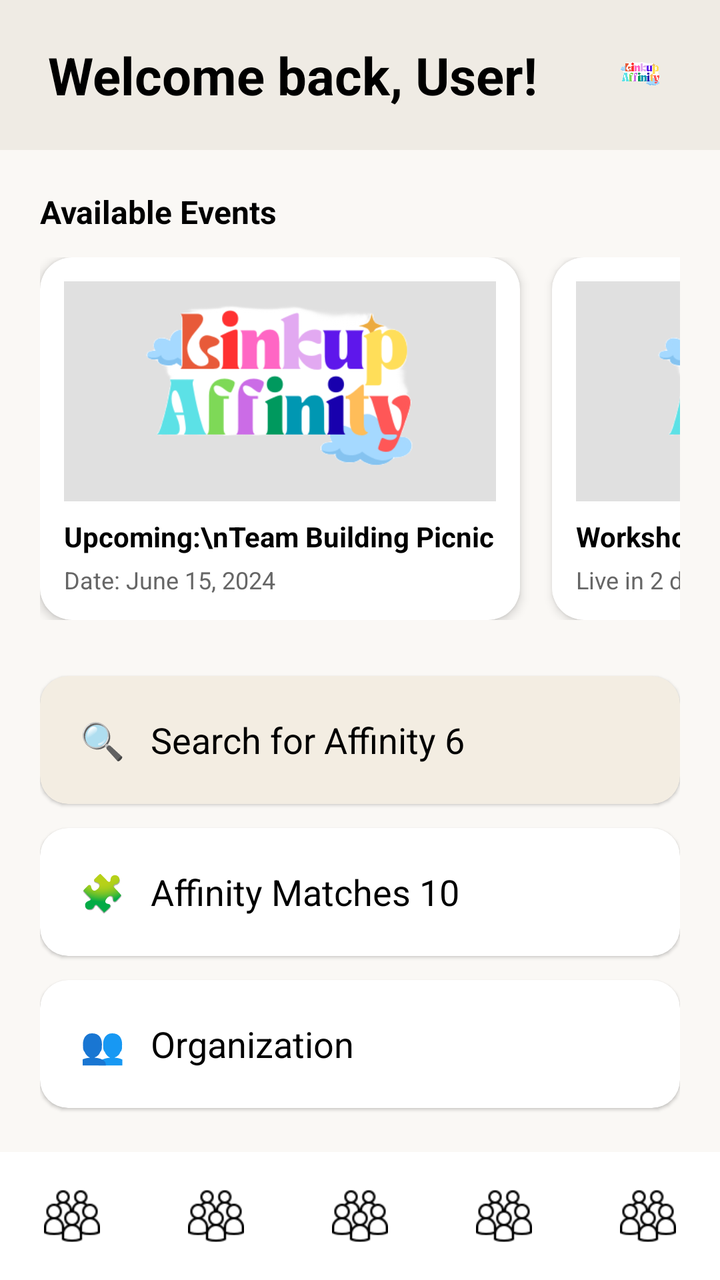
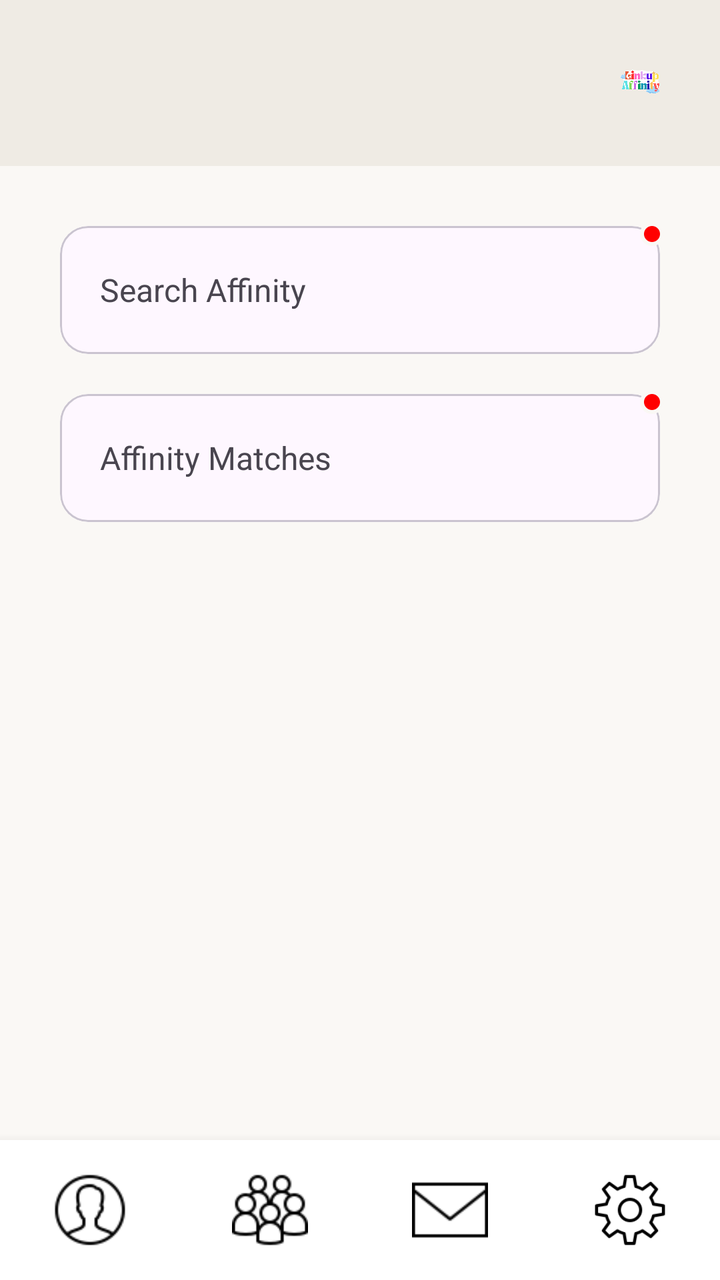

The first picture is an Android layout as it rendered before a commit; the second is the same layout after the commit. The layout source and the unified diff follow.
<!-- AndroidManifest.xml: application theme Theme.LinkUpAffinity -->
<!-- res/layout/activity_dashboard.xml -->
<?xml version="1.0" encoding="utf-8"?>
<androidx.constraintlayout.widget.ConstraintLayout
    xmlns:android="http://schemas.android.com/apk/res/android"
    xmlns:app="http://schemas.android.com/apk/res-auto"
    android:layout_width="match_parent"
    android:layout_height="match_parent"
    android:background="#FAF8F5">

    <LinearLayout
        android:id="@+id/headerContainer"
        android:layout_width="match_parent"
        android:layout_height="wrap_content"
        android:orientation="horizontal"
        android:paddingHorizontal="24dp"
        android:paddingVertical="20dp"
        android:background="#EFEBE4"
        android:gravity="center_vertical"
        app:layout_constraintTop_toTopOf="parent">

        <TextView
            android:id="@+id/tvWelcomeUser"
            android:layout_width="0dp"
            android:layout_height="wrap_content"
            android:layout_weight="1"
            android:text="Welcome back, User!"
            android:textSize="26sp"
            android:textStyle="bold"
            android:textColor="#000000" />

        <ImageView
            android:id="@+id/btnLogout"
            android:layout_width="32dp"
            android:layout_height="32dp"
            android:src="@drawable/logo"
            android:contentDescription="Logout Action Button"
            android:clickable="true"
            android:focusable="true"
            android:background="?android:attr/selectableItemBackgroundBorderless" />
    </LinearLayout>

    <LinearLayout
        android:id="@+id/bottomNavigationContainer"
        android:layout_width="match_parent"
        android:layout_height="64dp"
        android:orientation="horizontal"
        android:background="#FFFFFF"
        android:weightSum="5"
        android:gravity="center_vertical"
        app:layout_constraintBottom_toBottomOf="parent">

        <ImageView
            android:layout_width="0dp"
            android:layout_height="28dp"
            android:layout_weight="1"
            android:src="@drawable/group"
            android:contentDescription="Home Grid Tab" />

        <ImageView
            android:layout_width="0dp"
            android:layout_height="28dp"
            android:layout_weight="1"
            android:src="@drawable/group"
            android:contentDescription="Messages Chat Tab" />

        <ImageView
            android:layout_width="0dp"
            android:layout_height="28dp"
            android:layout_weight="1"
            android:src="@drawable/group"
            android:contentDescription="Calendar Events Tab" />

        <ImageView
            android:layout_width="0dp"
            android:layout_height="28dp"
            android:layout_weight="1"
            android:src="@drawable/group"
            android:contentDescription="Profile Tab" />

        <ImageView
            android:layout_width="0dp"
            android:layout_height="28dp"
            android:layout_weight="1"
            android:src="@drawable/group"
            android:contentDescription="Settings Tab" />
    </LinearLayout>

    <ScrollView
        android:layout_width="match_parent"
        android:layout_height="0dp"
        android:fillViewport="true"
        android:scrollbars="none"
        app:layout_constraintTop_toBottomOf="@id/headerContainer"
        app:layout_constraintBottom_toTopOf="@id/bottomNavigationContainer">

        <LinearLayout
            android:layout_width="match_parent"
            android:layout_height="wrap_content"
            android:orientation="vertical"
            android:padding="20dp">

            <TextView
                android:layout_width="match_parent"
                android:layout_height="wrap_content"
                android:text="Available Events"
                android:textColor="#000000"
                android:textSize="16sp"
                android:textStyle="bold"
                android:layout_marginBottom="12dp" />

            <HorizontalScrollView
                android:layout_width="match_parent"
                android:layout_height="wrap_content"
                android:scrollbars="none"
                android:layout_marginBottom="24dp">

                <LinearLayout
                    android:layout_width="wrap_content"
                    android:layout_height="wrap_content"
                    android:orientation="horizontal"
                    android:paddingBottom="4dp">

                    <androidx.cardview.widget.CardView
                        android:layout_width="240dp"
                        android:layout_height="wrap_content"
                        android:layout_marginEnd="16dp"
                        app:cardCornerRadius="16dp"
                        app:cardElevation="3dp"
                        app:cardBackgroundColor="#FFFFFF">
                        <LinearLayout
                            android:layout_width="match_parent"
                            android:layout_height="wrap_content"
                            android:orientation="vertical"
                            android:padding="12dp">
                            <ImageView
                                android:layout_width="match_parent"
                                android:layout_height="110dp"
                                android:scaleType="centerCrop"
                                android:src="@drawable/logo"
                                android:background="#E0E0E0"
                                android:contentDescription="Picnic Banner Image"/>
                            <TextView
                                android:layout_width="match_parent"
                                android:layout_height="wrap_content"
                                android:text="Upcoming:\nTeam Building Picnic"
                                android:textColor="#000000"
                                android:textStyle="bold"
                                android:textSize="14sp"
                                android:layout_marginTop="8dp"/>
                            <TextView
                                android:layout_width="match_parent"
                                android:layout_height="wrap_content"
                                android:text="Date: June 15, 2024"
                                android:textColor="#666666"
                                android:textSize="12sp"
                                android:layout_marginTop="4dp"/>
                        </LinearLayout>
                    </androidx.cardview.widget.CardView>

                    <androidx.cardview.widget.CardView
                        android:layout_width="240dp"
                        android:layout_height="wrap_content"
                        android:layout_marginEnd="4dp"
                        app:cardCornerRadius="16dp"
                        app:cardElevation="3dp"
                        app:cardBackgroundColor="#FFFFFF">
                        <LinearLayout
                            android:layout_width="match_parent"
                            android:layout_height="wrap_content"
                            android:orientation="vertical"
                            android:padding="12dp">
                            <ImageView
                                android:layout_width="match_parent"
                                android:layout_height="110dp"
                                android:scaleType="centerCrop"
                                android:src="@drawable/logo"
                                android:background="#E0E0E0"
                                android:contentDescription="Workshop Banner Image"/>
                            <TextView
                                android:layout_width="match_parent"
                                android:layout_height="wrap_content"
                                android:text="Workshop:\nCareer Paths"
                                android:textColor="#000000"
                                android:textStyle="bold"
                                android:textSize="14sp"
                                android:layout_marginTop="8dp"/>
                            <TextView
                                android:layout_width="match_parent"
                                android:layout_height="wrap_content"
                                android:text="Live in 2 days"
                                android:textColor="#666666"
                                android:textSize="12sp"
                                android:layout_marginTop="4dp"/>
                        </LinearLayout>
                    </androidx.cardview.widget.CardView>
                </LinearLayout>
            </HorizontalScrollView>

            <androidx.cardview.widget.CardView
                android:id="@+id/cardSearch"
                android:layout_width="match_parent"
                android:layout_height="64dp"
                android:layout_marginBottom="12dp"
                app:cardCornerRadius="14dp"
                app:cardElevation="1dp"
                app:cardBackgroundColor="#F3EDE2">
                <RelativeLayout
                    android:layout_width="match_parent"
                    android:layout_height="match_parent"
                    android:paddingHorizontal="20dp">
                    <TextView
                        android:layout_width="wrap_content"
                        android:layout_height="wrap_content"
                        android:layout_alignParentStart="true"
                        android:layout_centerVertical="true"
                        android:text="🔍   Search for Affinity 6"
                        android:textColor="#000000"
                        android:textSize="18sp" />
                </RelativeLayout>
            </androidx.cardview.widget.CardView>

            <androidx.cardview.widget.CardView
                android:id="@+id/cardMatches"
                android:layout_width="match_parent"
                android:layout_height="64dp"
                android:layout_marginBottom="12dp"
                app:cardCornerRadius="14dp"
                app:cardElevation="1dp"
                app:cardBackgroundColor="#FFFFFF">
                <RelativeLayout
                    android:layout_width="match_parent"
                    android:layout_height="match_parent"
                    android:paddingHorizontal="20dp">
                    <TextView
                        android:layout_width="wrap_content"
                        android:layout_height="wrap_content"
                        android:layout_centerVertical="true"
                        android:text="🧩   Affinity Matches 10"
                        android:textColor="#000000"
                        android:textSize="18sp" />
                </RelativeLayout>
            </androidx.cardview.widget.CardView>

            <androidx.cardview.widget.CardView
                android:id="@+id/cardOrganization"
                android:layout_width="match_parent"
                android:layout_height="64dp"
                android:layout_marginBottom="24dp"
                app:cardCornerRadius="14dp"
                app:cardElevation="1dp"
                app:cardBackgroundColor="#FFFFFF">
                <RelativeLayout
                    android:layout_width="match_parent"
                    android:layout_height="match_parent"
                    android:paddingHorizontal="20dp">
                    <TextView
                        android:layout_width="wrap_content"
                        android:layout_height="wrap_content"
                        android:layout_centerVertical="true"
                        android:text="👥   Organization"
                        android:textColor="#000000"
                        android:textSize="18sp" />
                </RelativeLayout>
            </androidx.cardview.widget.CardView>

            <TextView
                android:layout_width="match_parent"
                android:layout_height="wrap_content"
                android:text="Key Metrics"
                android:textColor="#000000"
                android:textSize="14sp"
                android:textStyle="bold"
                android:layout_marginBottom="12dp" />

            <LinearLayout
                android:layout_width="match_parent"
                android:layout_height="wrap_content"
                android:orientation="horizontal"
                android:weightSum="3"
                android:layout_marginBottom="20dp">

                <androidx.cardview.widget.CardView
                    android:layout_width="0dp"
                    android:layout_height="110dp"
                    android:layout_weight="1"
                    android:layout_marginEnd="8dp"
                    app:cardCornerRadius="12dp"
                    app:cardElevation="0dp"
                    app:cardBackgroundColor="#EFEBE4">
                    <LinearLayout
                        android:layout_width="match_parent"
                        android:layout_height="match_parent"
                        android:orientation="vertical"
                        android:padding="10dp">
                        <TextView
                            android:layout_width="match_parent"
                            android:layout_height="wrap_content"
                            android:text="Recent\nActivity"
                            android:textColor="#000000"
                            android:textStyle="bold"
                            android:textSize="13sp" />
                        <TextView
                            android:layout_width="match_parent"
                            android:layout_height="match_parent"
                            android:gravity="bottom"
                            android:text="Logged-in:\n5 days"
                            android:textColor="#333333"
                            android:textSize="11sp" />
                    </LinearLayout>
                </androidx.cardview.widget.CardView>

                <androidx.cardview.widget.CardView
                    android:layout_width="0dp"
                    android:layout_height="110dp"
                    android:layout_weight="1"
                    android:layout_marginEnd="8dp"
                    app:cardCornerRadius="12dp"
                    app:cardElevation="0dp"
                    app:cardBackgroundColor="#EFEBE4">
                    <LinearLayout
                        android:layout_width="match_parent"
                        android:layout_height="match_parent"
                        android:orientation="vertical"
                        android:padding="10dp">
                        <TextView
                            android:layout_width="match_parent"
                            android:layout_height="wrap_content"
                            android:text="Daily Goal\nProgress"
                            android:textColor="#000000"
                            android:textStyle="bold"
                            android:textSize="13sp" />
                        <TextView
                            android:layout_width="match_parent"
                            android:layout_height="match_parent"
                            android:gravity="bottom"
                            android:text="Tasks done:\n8/10"
                            android:textColor="#333333"
                            android:textSize="11sp" />
                    </LinearLayout>
                </androidx.cardview.widget.CardView>

                <androidx.cardview.widget.CardView
                    android:layout_width="0dp"
                    android:layout_height="110dp"
                    android:layout_weight="1"
                    app:cardCornerRadius="12dp"
                    app:cardElevation="0dp"
                    app:cardBackgroundColor="#EFEBE4">
                    <LinearLayout
                        android:layout_width="match_parent"
                        android:layout_height="match_parent"
                        android:orientation="vertical"
                        android:padding="10dp">
                        <TextView
                            android:layout_width="match_parent"
                            android:layout_height="wrap_content"
                            android:text="New\nMessages"
                            android:textColor="#000000"
                            android:textStyle="bold"
                            android:textSize="13sp" />
                        <TextView
                            android:layout_width="match_parent"
                            android:layout_height="match_parent"
                            android:gravity="bottom"
                            android:text="3 new, 1\nfrom Org"
                            android:textColor="#333333"
                            android:textSize="11sp" />
                    </LinearLayout>
                </androidx.cardview.widget.CardView>
            </LinearLayout>
        </LinearLayout>
    </ScrollView>

</androidx.constraintlayout.widget.ConstraintLayout>
<!-- resources referenced by this layout -->
<resources>
  <!-- drawable group: png bitmap (drawable, 1213 bytes) -->
  <!-- drawable logo: png bitmap (drawable, 37840 bytes) -->
  <style name="Theme.LinkUpAffinity" parent="Base.Theme.LinkUpAffinity" />
  <style name="Base.Theme.LinkUpAffinity" parent="Theme.Material3.DayNight.NoActionBar">
          
          
      </style>
</resources>

<!-- the commit's change to res/layout/activity_dashboard.xml (unified diff, before → after) -->
@@ -11,8 +11,7 @@
         android:layout_width="match_parent"
         android:layout_height="wrap_content"
         android:orientation="horizontal"
-        android:paddingHorizontal="24dp"
-        android:paddingVertical="20dp"
+        android:padding="24dp"
         android:background="#EFEBE4"
         android:gravity="center_vertical"
         app:layout_constraintTop_toTopOf="parent">
@@ -20,9 +19,8 @@
         <TextView
             android:id="@+id/tvWelcomeUser"
             android:layout_width="0dp"
+            android:layout_weight="1"
             android:layout_height="wrap_content"
-            android:layout_weight="1"
-            android:text="Welcome back, User!"
             android:textSize="26sp"
             android:textStyle="bold"
             android:textColor="#000000" />
@@ -32,63 +30,15 @@
             android:layout_width="32dp"
             android:layout_height="32dp"
             android:src="@drawable/logo"
-            android:contentDescription="Logout Action Button"
             android:clickable="true"
             android:focusable="true"
             android:background="?android:attr/selectableItemBackgroundBorderless" />
-    </LinearLayout>
-
-    <LinearLayout
-        android:id="@+id/bottomNavigationContainer"
-        android:layout_width="match_parent"
-        android:layout_height="64dp"
-        android:orientation="horizontal"
-        android:background="#FFFFFF"
-        android:weightSum="5"
-        android:gravity="center_vertical"
-        app:layout_constraintBottom_toBottomOf="parent">
-
-        <ImageView
-            android:layout_width="0dp"
-            android:layout_height="28dp"
-            android:layout_weight="1"
-            android:src="@drawable/group"
-            android:contentDescription="Home Grid Tab" />
-
-        <ImageView
-            android:layout_width="0dp"
-            android:layout_height="28dp"
-            android:layout_weight="1"
-            android:src="@drawable/group"
-            android:contentDescription="Messages Chat Tab" />
-
-        <ImageView
-            android:layout_width="0dp"
-            android:layout_height="28dp"
-            android:layout_weight="1"
-            android:src="@drawable/group"
-            android:contentDescription="Calendar Events Tab" />
-
-        <ImageView
-            android:layout_width="0dp"
-            android:layout_height="28dp"
-            android:layout_weight="1"
-            android:src="@drawable/group"
-            android:contentDescription="Profile Tab" />
-
-        <ImageView
-            android:layout_width="0dp"
-            android:layout_height="28dp"
-            android:layout_weight="1"
-            android:src="@drawable/group"
-            android:contentDescription="Settings Tab" />
     </LinearLayout>
 
     <ScrollView
         android:layout_width="match_parent"
         android:layout_height="0dp"
         android:fillViewport="true"
-        android:scrollbars="none"
         app:layout_constraintTop_toBottomOf="@id/headerContainer"
         app:layout_constraintBottom_toTopOf="@id/bottomNavigationContainer">
 
@@ -98,276 +48,128 @@
             android:orientation="vertical"
             android:padding="20dp">
 
-            <TextView
+            <FrameLayout
                 android:layout_width="match_parent"
-                android:layout_height="wrap_content"
-                android:text="Available Events"
-                android:textColor="#000000"
-                android:textSize="16sp"
-                android:textStyle="bold"
-                android:layout_marginBottom="12dp" />
+                android:layout_height="wrap_content">
+                <com.google.android.material.card.MaterialCardView
+                    android:id="@+id/cardSearchAffinity"
+                    android:layout_width="match_parent"
+                    android:layout_height="64dp"
+                    android:layout_margin="10dp"
+                    android:clickable="true"
+                    android:focusable="true"
+                    android:foreground="?attr/selectableItemBackground"
+                    app:cardCornerRadius="14dp">
 
-            <HorizontalScrollView
-                android:layout_width="match_parent"
-                android:layout_height="wrap_content"
-                android:scrollbars="none"
-                android:layout_marginBottom="24dp">
-
-                <LinearLayout
-                    android:layout_width="wrap_content"
-                    android:layout_height="wrap_content"
-                    android:orientation="horizontal"
-                    android:paddingBottom="4dp">
-
-                    <androidx.cardview.widget.CardView
-                        android:layout_width="240dp"
-                        android:layout_height="wrap_content"
-                        android:layout_marginEnd="16dp"
-                        app:cardCornerRadius="16dp"
-                        app:cardElevation="3dp"
-                        app:cardBackgroundColor="#FFFFFF">
-                        <LinearLayout
-                            android:layout_width="match_parent"
-                            android:layout_height="wrap_content"
-                            android:orientation="vertical"
-                            android:padding="12dp">
-                            <ImageView
-                                android:layout_width="match_parent"
-                                android:layout_height="110dp"
-                                android:scaleType="centerCrop"
-                                android:src="@drawable/logo"
-                                android:background="#E0E0E0"
-                                android:contentDescription="Picnic Banner Image"/>
-                            <TextView
-                                android:layout_width="match_parent"
-                                android:layout_height="wrap_content"
-                                android:text="Upcoming:\nTeam Building Picnic"
-                                android:textColor="#000000"
-                                android:textStyle="bold"
-                                android:textSize="14sp"
-                                android:layout_marginTop="8dp"/>
-                            <TextView
-                                android:layout_width="match_parent"
-                                android:layout_height="wrap_content"
-                                android:text="Date: June 15, 2024"
-                                android:textColor="#666666"
-                                android:textSize="12sp"
-                                android:layout_marginTop="4dp"/>
-                        </LinearLayout>
-                    </androidx.cardview.widget.CardView>
-
-                    <androidx.cardview.widget.CardView
-                        android:layout_width="240dp"
-                        android:layout_height="wrap_content"
-                        android:layout_marginEnd="4dp"
-                        app:cardCornerRadius="16dp"
-                        app:cardElevation="3dp"
-                        app:cardBackgroundColor="#FFFFFF">
-                        <LinearLayout
-                            android:layout_width="match_parent"
-                            android:layout_height="wrap_content"
-                            android:orientation="vertical"
-                            android:padding="12dp">
-                            <ImageView
-                                android:layout_width="match_parent"
-                                android:layout_height="110dp"
-                                android:scaleType="centerCrop"
-                                android:src="@drawable/logo"
-                                android:background="#E0E0E0"
-                                android:contentDescription="Workshop Banner Image"/>
-                            <TextView
-                                android:layout_width="match_parent"
-                                android:layout_height="wrap_content"
-                                android:text="Workshop:\nCareer Paths"
-                                android:textColor="#000000"
-                                android:textStyle="bold"
-                                android:textSize="14sp"
-                                android:layout_marginTop="8dp"/>
-                            <TextView
-                                android:layout_width="match_parent"
-                                android:layout_height="wrap_content"
-                                android:text="Live in 2 days"
-                                android:textColor="#666666"
-                                android:textSize="12sp"
-                                android:layout_marginTop="4dp"/>
-                        </LinearLayout>
-                    </androidx.cardview.widget.CardView>
-                </LinearLayout>
-            </HorizontalScrollView>
-
-            <androidx.cardview.widget.CardView
-                android:id="@+id/cardSearch"
-                android:layout_width="match_parent"
-                android:layout_height="64dp"
-                android:layout_marginBottom="12dp"
-                app:cardCornerRadius="14dp"
-                app:cardElevation="1dp"
-                app:cardBackgroundColor="#F3EDE2">
-                <RelativeLayout
-                    android:layout_width="match_parent"
-                    android:layout_height="match_parent"
-                    android:paddingHorizontal="20dp">
                     <TextView
                         android:layout_width="wrap_content"
                         android:layout_height="wrap_content"
-                        android:layout_alignParentStart="true"
-                        android:layout_centerVertical="true"
-                        android:text="🔍   Search for Affinity 6"
-                        android:textColor="#000000"
-                        android:textSize="18sp" />
-                </RelativeLayout>
-            </androidx.cardview.widget.CardView>
+                        android:layout_gravity="center_vertical"
+                        android:layout_marginStart="20dp"
+                        android:text="Search Affinity"
+                        android:textSize="16sp" />
+                </com.google.android.material.card.MaterialCardView>
+                <View
+                    android:id="@+id/badgeSearch"
+                    android:layout_width="12dp"
+                    android:layout_height="12dp"
+                    android:layout_gravity="top|end"
+                    android:layout_marginTop="8dp"
+                    android:layout_marginEnd="8dp"
+                    android:background="@drawable/red_dot_badge" />
+            </FrameLayout>
 
-            <androidx.cardview.widget.CardView
-                android:id="@+id/cardMatches"
+            <FrameLayout
                 android:layout_width="match_parent"
-                android:layout_height="64dp"
-                android:layout_marginBottom="12dp"
-                app:cardCornerRadius="14dp"
-                app:cardElevation="1dp"
-                app:cardBackgroundColor="#FFFFFF">
-                <RelativeLayout
+                android:layout_height="wrap_content">
+                <com.google.android.material.card.MaterialCardView
+                    android:id="@+id/cardMatches"
                     android:layout_width="match_parent"
-                    android:layout_height="match_parent"
-                    android:paddingHorizontal="20dp">
+                    android:layout_height="64dp"
+                    android:layout_margin="10dp"
+                    android:clickable="true"
+                    android:focusable="true"
+                    android:foreground="?attr/selectableItemBackground"
+                    app:cardCornerRadius="14dp">
+
                     <TextView
                         android:layout_width="wrap_content"
                         android:layout_height="wrap_content"
-                        android:layout_centerVertical="true"
-                        android:text="🧩   Affinity Matches 10"
-                        android:textColor="#000000"
-                        android:textSize="18sp" />
-                </RelativeLayout>
-            </androidx.cardview.widget.CardView>
-
-            <androidx.cardview.widget.CardView
-                android:id="@+id/cardOrganization"
-                android:layout_width="match_parent"
-                android:layout_height="64dp"
-                android:layout_marginBottom="24dp"
-                app:cardCornerRadius="14dp"
-                app:cardElevation="1dp"
-                app:cardBackgroundColor="#FFFFFF">
-                <RelativeLayout
-                    android:layout_width="match_parent"
-                    android:layout_height="match_parent"
-                    android:paddingHorizontal="20dp">
-                    <TextView
-                        android:layout_width="wrap_content"
-                        android:layout_height="wrap_content"
-                        android:layout_centerVertical="true"
-                        android:text="👥   Organization"
-                        android:textColor="#000000"
-                        android:textSize="18sp" />
-                </RelativeLayout>
-            </androidx.cardview.widget.CardView>
-
-            <TextView
-                android:layout_width="match_parent"
-                android:layout_height="wrap_content"
-                android:text="Key Metrics"
-                android:textColor="#000000"
-                android:textSize="14sp"
-                android:textStyle="bold"
-                android:layout_marginBottom="12dp" />
-
-            <LinearLayout
-                android:layout_width="match_parent"
-                android:layout_height="wrap_content"
-                android:orientation="horizontal"
-                android:weightSum="3"
-                android:layout_marginBottom="20dp">
-
-                <androidx.cardview.widget.CardView
-                    android:layout_width="0dp"
-                    android:layout_height="110dp"
-                    android:layout_weight="1"
+                        android:layout_gravity="center_vertical"
+                        android:layout_marginStart="20dp"
+                        android:text="Affinity Matches"
+                        android:textSize="16sp" />
+                </com.google.android.material.card.MaterialCardView>
+                <View
+                    android:id="@+id/badgeMatches"
+                    android:layout_width="12dp"
+                    android:layout_height="12dp"
+                    android:layout_gravity="top|end"
+                    android:layout_marginTop="8dp"
                     android:layout_marginEnd="8dp"
-                    app:cardCornerRadius="12dp"
-                    app:cardElevation="0dp"
-                    app:cardBackgroundColor="#EFEBE4">
-                    <LinearLayout
-                        android:layout_width="match_parent"
-                        android:layout_height="match_parent"
-                        android:orientation="vertical"
-                        android:padding="10dp">
-                        <TextView
-                            android:layout_width="match_parent"
-                            android:layout_height="wrap_content"
-                            android:text="Recent\nActivity"
-                            android:textColor="#000000"
-                            android:textStyle="bold"
-                            android:textSize="13sp" />
-                        <TextView
-                            android:layout_width="match_parent"
-                            android:layout_height="match_parent"
-                            android:gravity="bottom"
-                            android:text="Logged-in:\n5 days"
-                            android:textColor="#333333"
-                            android:textSize="11sp" />
-                    </LinearLayout>
-                </androidx.cardview.widget.CardView>
-
-                <androidx.cardview.widget.CardView
-                    android:layout_width="0dp"
-                    android:layout_height="110dp"
-                    android:layout_weight="1"
-                    android:layout_marginEnd="8dp"
-                    app:cardCornerRadius="12dp"
-                    app:cardElevation="0dp"
-                    app:cardBackgroundColor="#EFEBE4">
-                    <LinearLayout
-                        android:layout_width="match_parent"
-                        android:layout_height="match_parent"
-                        android:orientation="vertical"
-                        android:padding="10dp">
-                        <TextView
-                            android:layout_width="match_parent"
-                            android:layout_height="wrap_content"
-                            android:text="Daily Goal\nProgress"
-                            android:textColor="#000000"
-                            android:textStyle="bold"
-                            android:textSize="13sp" />
-                        <TextView
-                            android:layout_width="match_parent"
-                            android:layout_height="match_parent"
-                            android:gravity="bottom"
-                            android:text="Tasks done:\n8/10"
-                            android:textColor="#333333"
-                            android:textSize="11sp" />
-                    </LinearLayout>
-                </androidx.cardview.widget.CardView>
-
-                <androidx.cardview.widget.CardView
-                    android:layout_width="0dp"
-                    android:layout_height="110dp"
-                    android:layout_weight="1"
-                    app:cardCornerRadius="12dp"
-                    app:cardElevation="0dp"
-                    app:cardBackgroundColor="#EFEBE4">
-                    <LinearLayout
-                        android:layout_width="match_parent"
-                        android:layout_height="match_parent"
-                        android:orientation="vertical"
-                        android:padding="10dp">
-                        <TextView
-                            android:layout_width="match_parent"
-                            android:layout_height="wrap_content"
-                            android:text="New\nMessages"
-                            android:textColor="#000000"
-                            android:textStyle="bold"
-                            android:textSize="13sp" />
-                        <TextView
-                            android:layout_width="match_parent"
-                            android:layout_height="match_parent"
-                            android:gravity="bottom"
-                            android:text="3 new, 1\nfrom Org"
-                            android:textColor="#333333"
-                            android:textSize="11sp" />
-                    </LinearLayout>
-                </androidx.cardview.widget.CardView>
-            </LinearLayout>
+                    android:background="@drawable/red_dot_badge" />
+            </FrameLayout>
         </LinearLayout>
     </ScrollView>
 
+    <LinearLayout
+        android:id="@+id/bottomNavigationContainer"
+        android:layout_width="match_parent"
+        android:layout_height="70dp"
+        android:background="@android:color/white"
+        android:elevation="8dp"
+        android:gravity="center_vertical"
+        android:orientation="horizontal"
+        app:layout_constraintBottom_toBottomOf="parent">
+
+        <ImageView
+            android:id="@+id/navProfile"
+            android:layout_width="0dp"
+            android:layout_height="match_parent"
+            android:layout_weight="1"
+            android:padding="16dp"
+            android:background="?attr/selectableItemBackgroundBorderless"
+            android:clickable="true"
+            android:focusable="true"
+            android:src="@drawable/profile"
+            android:contentDescription="Profile" />
+
+        <ImageView
+            android:id="@+id/navEvents"
+            android:layout_width="0dp"
+            android:layout_height="match_parent"
+            android:layout_weight="1"
+            android:padding="16dp"
+            android:background="?attr/selectableItemBackgroundBorderless"
+            android:clickable="true"
+            android:focusable="true"
+            android:src="@drawable/group"
+            android:contentDescription="Events" />
+
+        <ImageView
+            android:id="@+id/navMessage"
+            android:layout_width="0dp"
+            android:layout_height="match_parent"
+            android:layout_weight="1"
+            android:padding="16dp"
+            android:background="?attr/selectableItemBackgroundBorderless"
+            android:clickable="true"
+            android:focusable="true"
+            android:src="@drawable/email"
+            android:contentDescription="Messages" />
+
+        <ImageView
+            android:id="@+id/navSettings"
+            android:layout_width="0dp"
+            android:layout_height="match_parent"
+            android:layout_weight="1"
+            android:padding="16dp"
+            android:background="?attr/selectableItemBackgroundBorderless"
+            android:clickable="true"
+            android:focusable="true"
+            android:src="@drawable/settings"
+            android:contentDescription="Settings" />
+    </LinearLayout>
+
+
 </androidx.constraintlayout.widget.ConstraintLayout>
<!-- resource entries referenced after the edit -->
@@ -1,7 +1,15 @@
 <!-- resources referenced by this layout -->
 <resources>
+  <!-- drawable email: png bitmap (drawable, 570 bytes) -->
   <!-- drawable group: png bitmap (drawable, 1213 bytes) -->
   <!-- drawable logo: png bitmap (drawable, 37840 bytes) -->
+  <!-- drawable profile: png bitmap (drawable, 1324 bytes) -->
+  <!-- drawable red_dot_badge (drawable) -->
+  <shape xmlns:android="http://schemas.android.com/apk/res/android" android:shape="oval">
+      <solid android:color="#FF0000" />
+      <stroke android:width="2dp" android:color="#FAF8F5" />
+  </shape>
+  <!-- drawable settings: png bitmap (drawable, 2597 bytes) -->
   <style name="Theme.LinkUpAffinity" parent="Base.Theme.LinkUpAffinity" />
   <style name="Base.Theme.LinkUpAffinity" parent="Theme.Material3.DayNight.NoActionBar">
           
